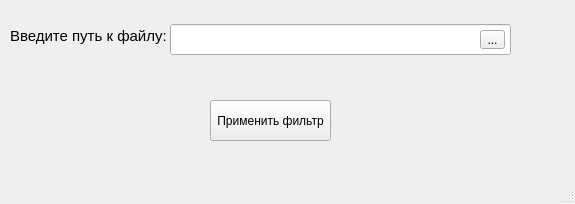
Above: ui/mainForm.ui from Andrew-Garanin/AudioDigitalFiltering before the change. Below: the same form after it.
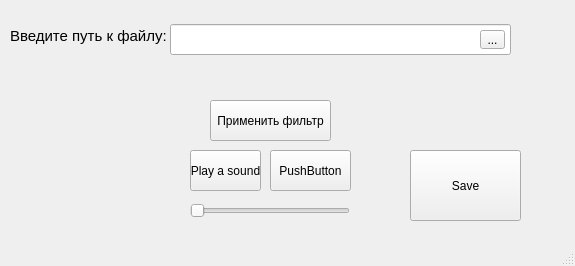
That is the form after the change.

Commit message: added audio playing and stop by sounddevice

```diff
--- a/ui/mainForm.ui
+++ b/ui/mainForm.ui
@@ -7,7 +7,7 @@
     <x>0</x>
     <y>0</y>
     <width>575</width>
-    <height>204</height>
+    <height>266</height>
    </rect>
   </property>
   <property name="windowTitle">
@@ -68,6 +68,61 @@
      <string>Применить фильтр</string>
     </property>
    </widget>
+   <widget class="QPushButton" name="buttonPlay">
+    <property name="geometry">
+     <rect>
+      <x>190</x>
+      <y>150</y>
+      <width>71</width>
+      <height>41</height>
+     </rect>
+    </property>
+    <property name="contextMenuPolicy">
+     <enum>Qt::DefaultContextMenu</enum>
+    </property>
+    <property name="text">
+     <string>Play a sound</string>
+    </property>
+   </widget>
+   <widget class="QPushButton" name="buttonSave">
+    <property name="geometry">
+     <rect>
+      <x>410</x>
+      <y>150</y>
+      <width>111</width>
+      <height>71</height>
+     </rect>
+    </property>
+    <property name="text">
+     <string>Save</string>
+    </property>
+   </widget>
+   <widget class="QSlider" name="timeSlider">
+    <property name="geometry">
+     <rect>
+      <x>190</x>
+      <y>200</y>
+      <width>160</width>
+      <height>22</height>
+     </rect>
+    </property>
+    <property name="orientation">
+     <enum>Qt::Horizontal</enum>
+    </property>
+   </widget>
+   <widget class="QPushButton" name="buttonStop">
+    <property name="geometry">
+     <rect>
+      <x>270</x>
+      <y>150</y>
+      <width>81</width>
+      <height>41</height>
+     </rect>
+    </property>
+    <property name="text">
+     <string>PushButton</string>
+    </property>
+   </widget>
   </widget>
   <widget class="QMenuBar" name="menubar">
    <property name="geometry">
```
The commit also changes 2 other files.
